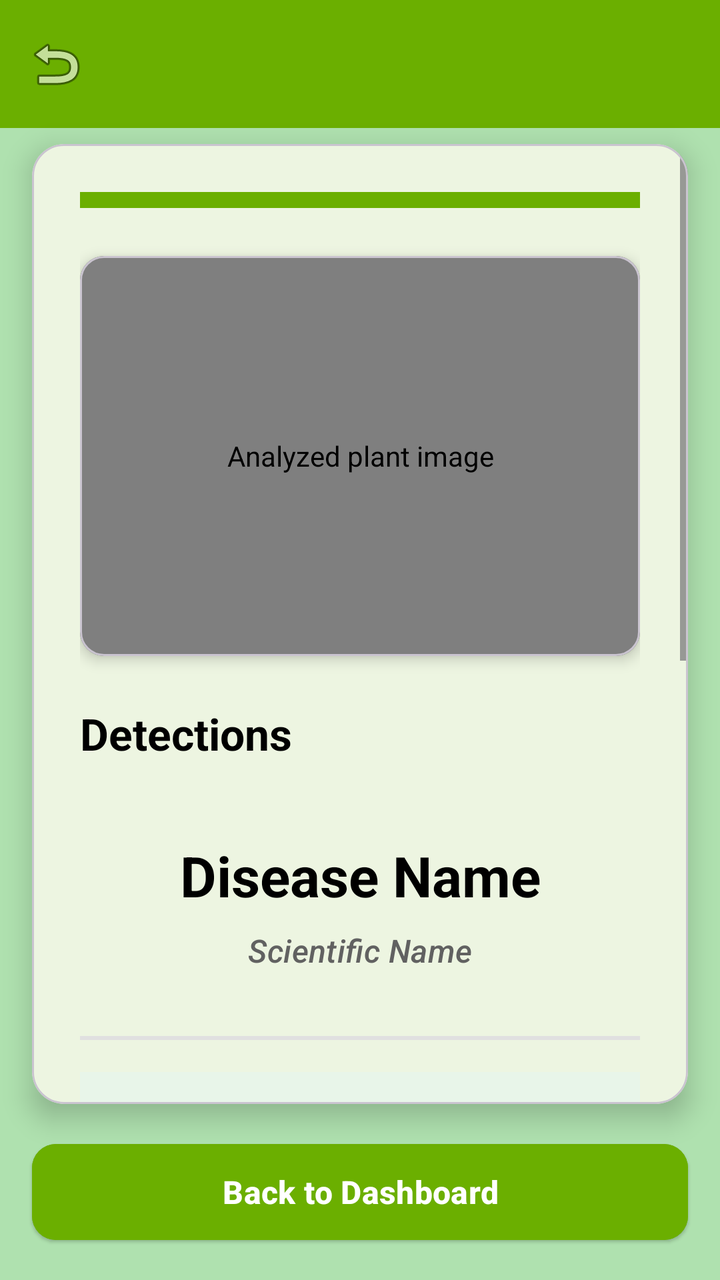
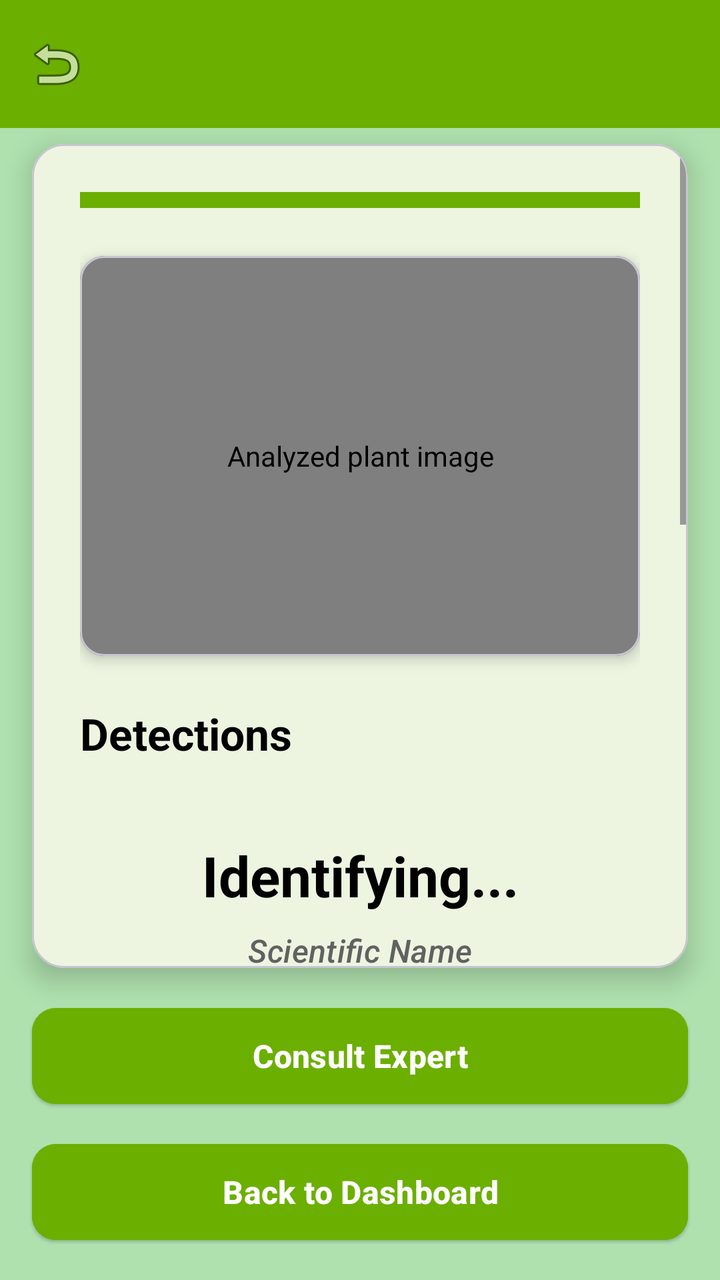

The first picture is an Android layout as it rendered before a commit; the second is the same layout after the commit. The layout source and the unified diff follow.
<!-- AndroidManifest.xml: application theme Theme.CapstoneProjectApp -->
<!-- res/layout/activity_result.xml -->
<?xml version="1.0" encoding="utf-8"?>
<androidx.constraintlayout.widget.ConstraintLayout xmlns:android="http://schemas.android.com/apk/res/android"
    xmlns:app="http://schemas.android.com/apk/res-auto"
    xmlns:tools="http://schemas.android.com/tools"
    android:layout_width="match_parent"
    android:layout_height="match_parent"
    android:background="@color/Soft_Mint_Green"
    android:fitsSystemWindows="true"
    tools:context=".ResultActivity">

    
    <com.google.android.material.appbar.MaterialToolbar
        android:id="@+id/toolbar"
        android:layout_width="0dp"
        android:layout_height="?attr/actionBarSize"
        android:background="@color/Deep_Natural_Green"
        android:elevation="4dp"
        app:titleTextColor="@android:color/white"
        app:navigationIcon="@android:drawable/ic_menu_revert"
        app:layout_constraintEnd_toEndOf="parent"
        app:layout_constraintStart_toStartOf="parent"
        app:layout_constraintTop_toTopOf="parent" />

    
    <com.google.android.material.card.MaterialCardView
        android:id="@+id/offlineBanner"
        android:layout_width="0dp"
        android:layout_height="wrap_content"
        android:layout_marginHorizontal="16dp"
        android:layout_marginTop="12dp"
        android:visibility="gone"
        app:cardBackgroundColor="#FFF3CD"
        app:cardCornerRadius="8dp"
        app:cardElevation="0dp"
        app:layout_constraintTop_toBottomOf="@+id/toolbar"
        app:layout_constraintStart_toStartOf="parent"
        app:layout_constraintEnd_toEndOf="parent">

        <com.google.android.material.textview.MaterialTextView
            android:layout_width="match_parent"
            android:layout_height="wrap_content"
            android:padding="12dp"
            android:text="Offline data: Showing cached disease info"
            android:textColor="#7A5B00"
            android:textAppearance="@style/TextAppearance.Material3.BodyMedium" />

    </com.google.android.material.card.MaterialCardView>

    
    <com.google.android.material.card.MaterialCardView
        android:id="@+id/resultCard"
        android:layout_width="0dp"
        android:layout_height="0dp"
        android:layout_marginHorizontal="16dp"
        android:layout_marginTop="8dp"
        android:layout_marginBottom="16dp"
        app:cardCornerRadius="16dp"
        app:cardElevation="8dp"
        app:layout_constraintBottom_toTopOf="@+id/btnBackToDashboard"
        app:layout_constraintEnd_toEndOf="parent"
        app:layout_constraintStart_toStartOf="parent"
        app:layout_constraintTop_toBottomOf="@+id/offlineBanner">

        <ScrollView
            android:layout_width="match_parent"
            android:layout_height="match_parent"
            android:fillViewport="true">

            <LinearLayout
                android:layout_width="match_parent"
                android:layout_height="wrap_content"
                android:orientation="vertical"
                android:padding="24dp">

                
                <View
                    android:id="@+id/severityIndicator"
                    android:layout_width="match_parent"
                    android:layout_height="8dp"
                    android:layout_marginBottom="24dp"
                    android:background="@color/Deep_Natural_Green"/>

                
                <com.google.android.material.card.MaterialCardView
                    android:layout_width="match_parent"
                    android:layout_height="wrap_content"
                    app:cardCornerRadius="12dp"
                    app:cardElevation="4dp"
                    android:layout_marginBottom="24dp">

                    <com.example.capstoneprojectapp.DetectionImageView
                        android:id="@+id/analyzedImageView"
                        android:layout_width="match_parent"
                        android:layout_height="200dp"
                        android:scaleType="centerCrop"
                        android:contentDescription="Analyzed plant image" />

                </com.google.android.material.card.MaterialCardView>

                
                <com.google.android.material.textview.MaterialTextView
                    android:id="@+id/detectionsHeader"
                    android:layout_width="match_parent"
                    android:layout_height="wrap_content"
                    android:text="Detections"
                    android:textAppearance="@style/TextAppearance.Material3.TitleLarge"
                    android:textStyle="bold"
                    android:textColor="@android:color/black"
                    android:paddingBottom="8dp"/>

                <com.google.android.material.textview.MaterialTextView
                    android:id="@+id/detectionsListText"
                    android:layout_width="match_parent"
                    android:layout_height="wrap_content"
                    android:text=""
                    android:textAppearance="@style/TextAppearance.Material3.BodyLarge"
                    android:textColor="#424242"
                    android:lineSpacingExtra="2dp"
                    android:paddingBottom="8dp"/>

                <com.google.android.material.button.MaterialButton
                    android:id="@+id/btnShowAllDetections"
                    style="@style/Widget.Material3.Button.TextButton"
                    android:layout_width="wrap_content"
                    android:layout_height="wrap_content"
                    android:text="Show all"
                    android:visibility="gone"
                    android:layout_gravity="end"
                    android:layout_marginBottom="16dp"/>

                <com.google.android.material.textview.MaterialTextView
                    android:id="@+id/detectionCardHeader"
                    android:layout_width="match_parent"
                    android:layout_height="wrap_content"
                    android:text="@string/detection_card_header"
                    android:textAppearance="@style/TextAppearance.Material3.TitleMedium"
                    android:textStyle="bold"
                    android:textColor="@android:color/black"
                    android:visibility="gone"
                    android:paddingTop="4dp"
                    android:paddingBottom="4dp"/>

                <LinearLayout
                    android:id="@+id/detectionCardContainer"
                    android:layout_width="match_parent"
                    android:layout_height="wrap_content"
                    android:orientation="vertical"
                    android:visibility="gone"
                    android:layout_marginBottom="16dp"/>

                
                <com.google.android.material.textview.MaterialTextView
                    android:id="@+id/diseaseNameText"
                    android:layout_width="match_parent"
                    android:layout_height="wrap_content"
                    android:text="Disease Name"
                    android:textAppearance="@style/TextAppearance.Material3.HeadlineMedium"
                    android:textStyle="bold"
                    android:textColor="@android:color/black"
                    android:gravity="center"
                    android:paddingBottom="8dp"/>

                
                <com.google.android.material.textview.MaterialTextView
                    android:id="@+id/scientificNameText"
                    android:layout_width="match_parent"
                    android:layout_height="wrap_content"
                    android:text="Scientific Name"
                    android:textAppearance="@style/TextAppearance.Material3.TitleMedium"
                    android:textStyle="italic"
                    android:textColor="#616161"
                    android:gravity="center"
                    android:paddingBottom="16dp"/>

                
                <View
                    android:layout_width="match_parent"
                    android:layout_height="2dp"
                    android:layout_marginVertical="16dp"
                    android:background="#E0E0E0"/>

                
                <com.google.android.material.textview.MaterialTextView
                    android:id="@+id/treatableStatusText"
                    android:layout_width="match_parent"
                    android:layout_height="wrap_content"
                    android:text="Treatable Status"
                    android:textAppearance="@style/TextAppearance.Material3.TitleMedium"
                    android:textStyle="bold"
                    android:textColor="@color/Deep_Natural_Green"
                    android:background="#E8F5E9"
                    android:padding="12dp"
                    android:layout_marginBottom="16dp"/>

                
                <com.google.android.material.textview.MaterialTextView
                    android:layout_width="match_parent"
                    android:layout_height="wrap_content"
                    android:text="📋 Definition"
                    android:textAppearance="@style/TextAppearance.Material3.TitleLarge"
                    android:textStyle="bold"
                    android:textColor="@android:color/black"
                    android:paddingBottom="8dp"/>

                <com.google.android.material.textview.MaterialTextView
                    android:id="@+id/definitionText"
                    android:layout_width="match_parent"
                    android:layout_height="wrap_content"
                    android:text="Disease definition and description"
                    android:textAppearance="@style/TextAppearance.Material3.BodyLarge"
                    android:textColor="#424242"
                    android:lineSpacingExtra="4dp"
                    android:paddingBottom="20dp"/>

                
                <View
                    android:layout_width="match_parent"
                    android:layout_height="1dp"
                    android:layout_marginVertical="12dp"
                    android:background="#E0E0E0"/>

                
                <com.google.android.material.textview.MaterialTextView
                    android:id="@+id/managementHeaderText"
                    android:layout_width="match_parent"
                    android:layout_height="wrap_content"
                    android:text="Management"
                    android:textAppearance="@style/TextAppearance.Material3.TitleMedium"
                    android:textStyle="bold"
                    android:textColor="@android:color/black"
                    android:paddingBottom="6dp"/>

                <com.google.android.material.textview.MaterialTextView
                    android:id="@+id/managementText"
                    android:layout_width="match_parent"
                    android:layout_height="wrap_content"
                    android:text="Management steps"
                    android:textAppearance="@style/TextAppearance.Material3.BodyLarge"
                    android:background="#E8F5E9"
                    android:padding="16dp"
                    android:textColor="#2E7D32"
                    android:lineSpacingExtra="4dp"
                    android:layout_marginBottom="16dp"/>

                
                <com.google.android.material.textview.MaterialTextView
                    android:id="@+id/preventionHeaderText"
                    android:layout_width="match_parent"
                    android:layout_height="wrap_content"
                    android:text="Prevention"
                    android:textAppearance="@style/TextAppearance.Material3.TitleMedium"
                    android:textStyle="bold"
                    android:textColor="@android:color/black"
                    android:paddingBottom="6dp"/>

                <com.google.android.material.textview.MaterialTextView
                    android:id="@+id/preventionText"
                    android:layout_width="match_parent"
                    android:layout_height="wrap_content"
                    android:text="Prevention tips"
                    android:textAppearance="@style/TextAppearance.Material3.BodyLarge"
                    android:background="#E8F5E9"
                    android:padding="16dp"
                    android:textColor="#2E7D32"
                    android:lineSpacingExtra="4dp"
                    android:layout_marginBottom="16dp"/>

                
                <View
                    android:layout_width="match_parent"
                    android:layout_height="1dp"
                    android:layout_marginVertical="12dp"
                    android:background="#E0E0E0"/>

                
                <com.google.android.material.textview.MaterialTextView
                    android:id="@+id/confidenceText"
                    android:layout_width="wrap_content"
                    android:layout_height="wrap_content"
                    android:layout_gravity="end"
                    android:text="Detection Confidence: High"
                    android:textAppearance="@style/TextAppearance.Material3.LabelLarge"
                    android:textColor="#9E9E9E"
                    android:textStyle="italic"/>

            </LinearLayout>
        </ScrollView>
    </com.google.android.material.card.MaterialCardView>

    
    <com.google.android.material.button.MaterialButton
        android:id="@+id/btnBackToDashboard"
        style="@style/Widget.Material3.Button.ElevatedButton"
        android:layout_width="0dp"
        android:layout_height="56dp"
        android:text="Back to Dashboard"
        android:textSize="16sp"
        android:textStyle="bold"
        android:textColor="@android:color/white"
        android:backgroundTint="@color/Deep_Natural_Green"
        android:layout_marginHorizontal="16dp"
        android:layout_marginBottom="16dp"
        app:cornerRadius="12dp"
        app:layout_constraintBottom_toBottomOf="parent"
        app:layout_constraintEnd_toEndOf="parent"
        app:layout_constraintStart_toStartOf="parent" />

</androidx.constraintlayout.widget.ConstraintLayout>
<!-- resources referenced by this layout -->
<resources>
  <color name="Deep_Natural_Green">#6BAF00</color>
  <color name="Soft_Mint_Green">#AFE1AF</color>
  <string name="detection_card_header">Tap a detection below to view full details</string>
  <style name="Theme.CapstoneProjectApp" parent="Base.Theme.CapstoneProjectApp" />
  <style name="Base.Theme.CapstoneProjectApp" parent="Theme.Material3.Light.NoActionBar">
          
          <item name="colorPrimary">@color/Deep_Natural_Green</item>
          <item name="colorPrimaryVariant">@color/Mild_Tone_Green</item>
          <item name="colorOnPrimary">@android:color/white</item>
          
          
          <item name="colorSecondary">@color/Bright_Lime_Green</item>
          <item name="colorSecondaryVariant">@color/Mild_Tone_Green</item>
          <item name="colorOnSecondary">@android:color/white</item>
          
          
          <item name="android:colorBackground">@color/Soft_Mint_Green</item>
          <item name="colorSurface">@android:color/white</item>
          <item name="colorOnBackground">@color/Near_Black</item>
          <item name="colorOnSurface">@color/Near_Black</item>
          
          
          <item name="android:statusBarColor">@color/Deep_Natural_Green</item>
          <item name="android:windowLightStatusBar">false</item>
          
          
          <item name="android:navigationBarColor">@color/Deep_Natural_Green</item>
          
          
          <item name="android:forceDarkAllowed">false</item>
  
          
          <item name="bottomNavigationStyle">@style/Widget.App.BottomNavigationView</item>
      </style>
  <color name="Mild_Tone_Green">#7DA97D</color>&gt;
  <color name="Bright_Lime_Green">#A3D900</color>
  <color name="Near_Black">#1C1C1C</color>
  <style name="Widget.App.BottomNavigationView" parent="Widget.Material3.BottomNavigationView">
          <item name="materialThemeOverlay">@style/ThemeOverlay.App.BottomNavigationView</item>
          <item name="itemIconTint">@color/bottom_nav_color</item>
          <item name="itemTextColor">@color/bottom_nav_color</item>
          <item name="itemRippleColor">@color/Mild_Tone_Green</item>
      </style>
  <style name="ThemeOverlay.App.BottomNavigationView" parent="">
          <item name="colorPrimary">@color/Deep_Natural_Green</item>
          <item name="colorOnPrimary">@color/Muted_Gray</item>
          <item name="colorSurface">@android:color/white</item>
      </style>
  <color name="Muted_Gray">#666666</color>
</resources>

<!-- the commit's change to res/layout/activity_result.xml (unified diff, before → after) -->
@@ -56,7 +56,7 @@
         android:layout_marginBottom="16dp"
         app:cardCornerRadius="16dp"
         app:cardElevation="8dp"
-        app:layout_constraintBottom_toTopOf="@+id/btnBackToDashboard"
+        app:layout_constraintBottom_toTopOf="@+id/btnConsultExpert"
         app:layout_constraintEnd_toEndOf="parent"
         app:layout_constraintStart_toStartOf="parent"
         app:layout_constraintTop_toBottomOf="@+id/offlineBanner">
@@ -153,7 +153,7 @@
                     android:id="@+id/diseaseNameText"
                     android:layout_width="match_parent"
                     android:layout_height="wrap_content"
-                    android:text="Disease Name"
+                    android:text="Identifying..."
                     android:textAppearance="@style/TextAppearance.Material3.HeadlineMedium"
                     android:textStyle="bold"
                     android:textColor="@android:color/black"
@@ -286,6 +286,23 @@
             </LinearLayout>
         </ScrollView>
     </com.google.android.material.card.MaterialCardView>
+
+    <com.google.android.material.button.MaterialButton
+        android:id="@+id/btnConsultExpert"
+        style="@style/Widget.Material3.Button.ElevatedButton"
+        android:layout_width="0dp"
+        android:layout_height="56dp"
+        android:text="Consult Expert"
+        android:textSize="16sp"
+        android:textStyle="bold"
+        android:textColor="@android:color/white"
+        android:backgroundTint="@color/Deep_Natural_Green"
+        android:layout_marginHorizontal="16dp"
+        android:layout_marginBottom="12dp"
+        app:cornerRadius="12dp"
+        app:layout_constraintBottom_toTopOf="@+id/btnBackToDashboard"
+        app:layout_constraintEnd_toEndOf="parent"
+        app:layout_constraintStart_toStartOf="parent" />
 
     
     <com.google.android.material.button.MaterialButton
